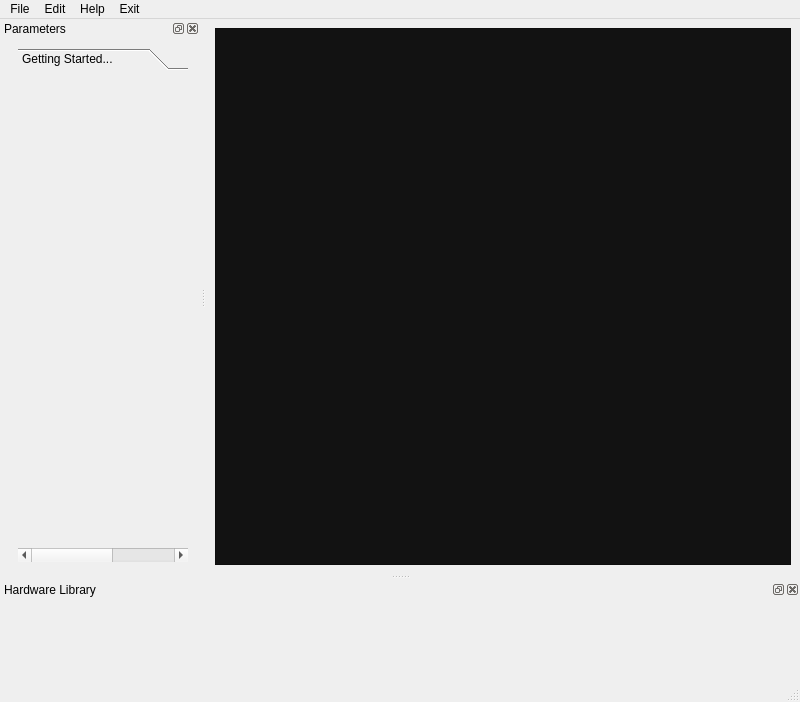
First picture: the form in ui/main_window.ui, repository 2k-lxst/BoxCAD, before the edit.
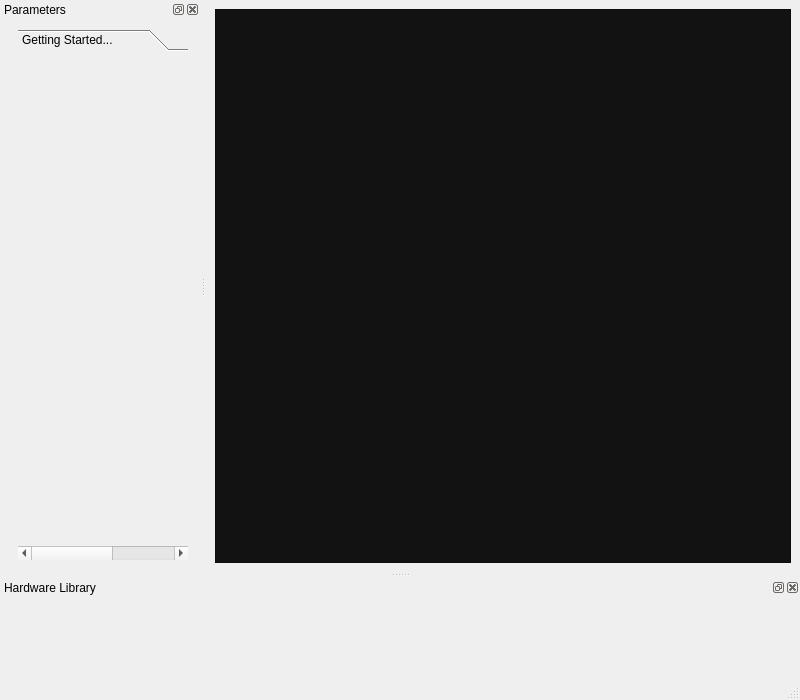
Second picture: the form after the edit. Custom widgets are drawn as their Qt base class.

Commit message: Implement project opening functionality, enhance welcome screen layout, and update performance warning message

```diff
--- a/ui/main_window.ui
+++ b/ui/main_window.ui
@@ -54,40 +54,6 @@
     </item>
    </layout>
   </widget>
-  <widget class="QMenuBar" name="menubar">
-   <property name="geometry">
-    <rect>
-     <x>0</x>
-     <y>0</y>
-     <width>800</width>
-     <height>21</height>
-    </rect>
-   </property>
-   <widget class="QMenu" name="menuFile">
-    <property name="title">
-     <string>File</string>
-    </property>
-   </widget>
-   <widget class="QMenu" name="menuEdit">
-    <property name="title">
-     <string>Edit</string>
-    </property>
-   </widget>
-   <widget class="QMenu" name="menuHelp">
-    <property name="title">
-     <string>Help</string>
-    </property>
-   </widget>
-   <widget class="QMenu" name="menuExit">
-    <property name="title">
-     <string>Exit</string>
-    </property>
-   </widget>
-   <addaction name="menuFile"/>
-   <addaction name="menuEdit"/>
-   <addaction name="menuHelp"/>
-   <addaction name="menuExit"/>
-  </widget>
   <widget class="QStatusBar" name="statusbar"/>
   <widget class="QDockWidget" name="outputDock">
    <property name="minimumSize">
```
The commit also changes 6 other files.
